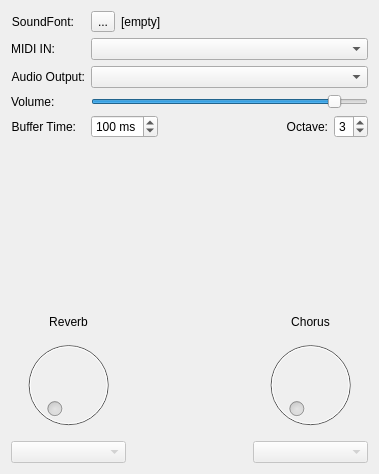
Qt form guisynth/mainwindow.ui (pedrolcl/fluidlite-qtmultimedia) before a commit.
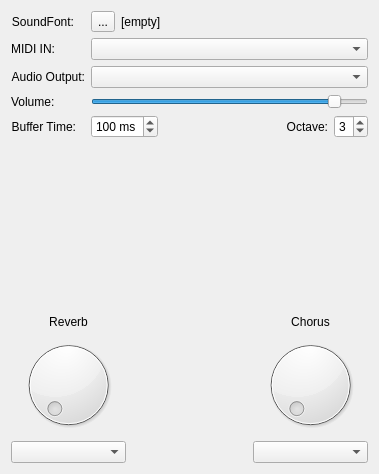
The same form after that commit. Icons and pictures are not drawn. Custom widgets are drawn as their Qt base class.

Diff of the .ui file:
```diff
--- a/guisynth/mainwindow.ui
+++ b/guisynth/mainwindow.ui
@@ -297,36 +297,25 @@
     <item row="4" column="0">
      <widget class="QDial" name="dial_Reverb">
       <property name="enabled">
-       <bool>false</bool>
+       <bool>true</bool>
       </property>
       <property name="maximum">
-       <number>32765</number>
+       <number>100</number>
       </property>
      </widget>
     </item>
     <item row="4" column="2">
      <widget class="QDial" name="dial_Chorus">
-      <property name="enabled">
-       <bool>false</bool>
-      </property>
       <property name="maximum">
-       <number>32765</number>
+       <number>100</number>
       </property>
      </widget>
     </item>
     <item row="5" column="0">
-     <widget class="QComboBox" name="combo_Reverb">
-      <property name="enabled">
-       <bool>false</bool>
-      </property>
-     </widget>
+     <widget class="QComboBox" name="combo_Reverb"/>
     </item>
     <item row="5" column="2">
-     <widget class="QComboBox" name="combo_Chorus">
-      <property name="enabled">
-       <bool>false</bool>
-      </property>
-     </widget>
+     <widget class="QComboBox" name="combo_Chorus"/>
     </item>
    </layout>
   </widget>
```
